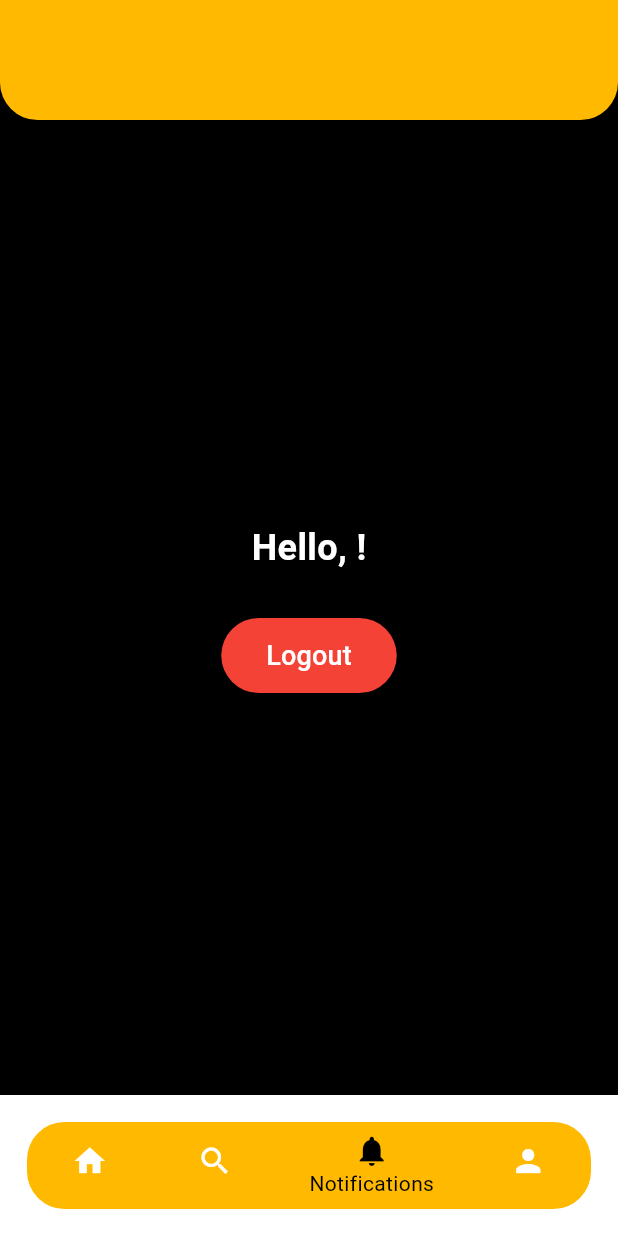
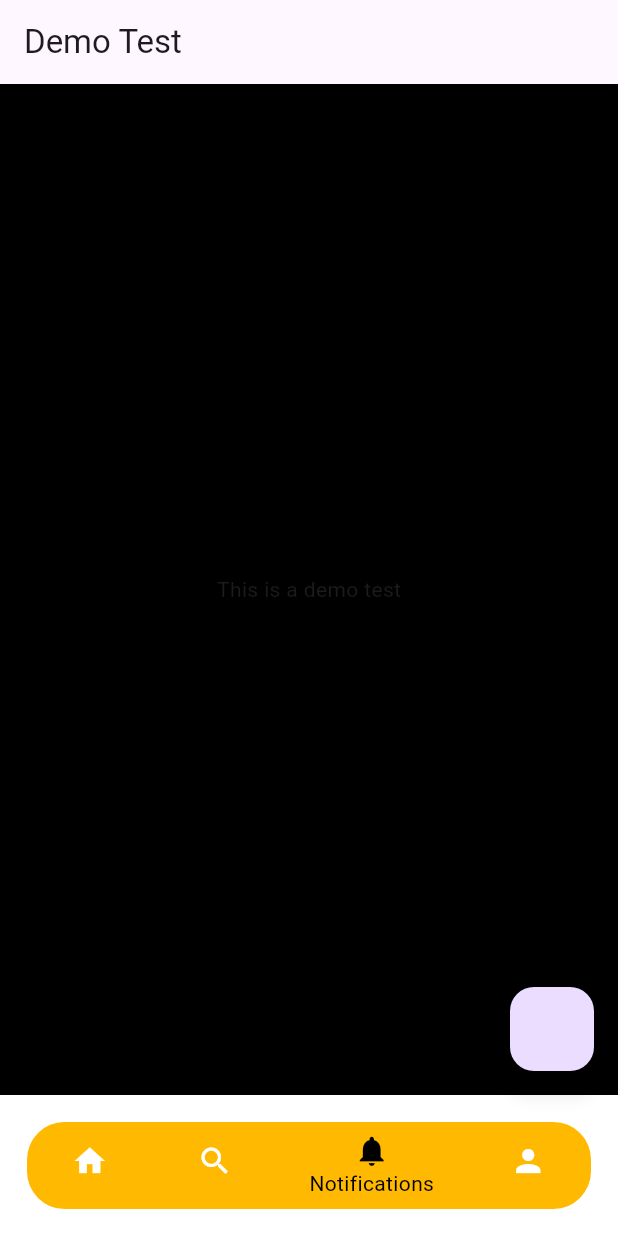
Before and after one commit to ronakpurohit007/split_App_mca-4, a Flutter app: the screen it shows once a user with an empty profile is signed in, item 3 of the bottom bar chosen, on a phone screen of 412 x 824 dp. Run offline on Flutter 3.47's test engine with Material 3 defaults, Android fonts, the phone set to English and light mode, and no system bars; our stand-ins replace cloud_firestore, firebase_auth, firebase_core, lottie; accounts and stored records are empty.

```diff
--- /dev/null
+++ b/lib/demo/test.dart
@@ -0,0 +1,17 @@
+import 'package:flutter/material.dart';
+
+class DemoTest extends StatelessWidget {
+  const DemoTest({super.key});
+
+  @override
+  Widget build(BuildContext context) {
+    return Scaffold(
+        appBar: AppBar(
+          title: Text("Demo Test"),
+        ),
+        body: Center(
+          child: Text("This is a demo test"),
+        ),
+        floatingActionButton: FloatingActionButton(onPressed: () {}));
+  }
+}
--- a/lib/widgets/bottom_navbar.dart
+++ b/lib/widgets/bottom_navbar.dart
@@ -1,4 +1,5 @@
 import 'package:flutter/material.dart';
+import 'package:login/demo/test.dart';
 import '../Home/home.dart';
 import '../profile/profile.dart';
 import '../search/search.dart';
@@ -17,7 +18,7 @@ class _MainScreenState extends State<MainScreen> {
   final List<Widget> _screens = [
     HomeScreen(),
     SearchMemberScreen(selectedMembers: []),
-    // NotificationsScreen(),
+    DemoTest(),
     ProfileScreen(),
   ];
 
```
